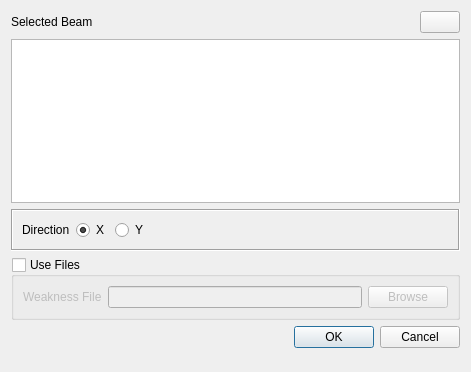
The window that widgets/weakness.ui (ebrahimraeyat/civilTools) describes before a commit, drawn with Qt 5.
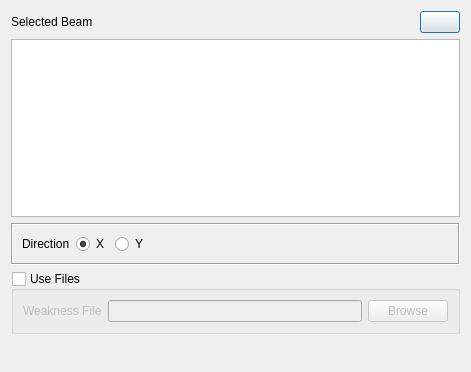
The same window after the commit. Icons and pictures are not drawn.

Diff of the .ui file:
```diff
--- a/widgets/weakness.ui
+++ b/widgets/weakness.ui
@@ -133,16 +133,6 @@
      </layout>
     </widget>
    </item>
-   <item>
-    <widget class="QDialogButtonBox" name="buttonBox">
-     <property name="orientation">
-      <enum>Qt::Horizontal</enum>
-     </property>
-     <property name="standardButtons">
-      <set>QDialogButtonBox::Cancel|QDialogButtonBox::Ok</set>
-     </property>
-    </widget>
-   </item>
    <item>
     <spacer name="verticalSpacer">
      <property name="orientation">
```
Left out of the diff: 35 changed lines with no effect on the pictures.
